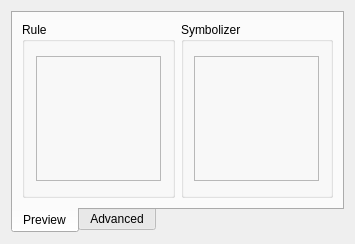
This is src/terralib/qt/widgets/se/ui/StyleControllerWidgetForm.ui in claudiobogossian/terralib5 as Qt 5 draws it before an edit. The edited form follows.
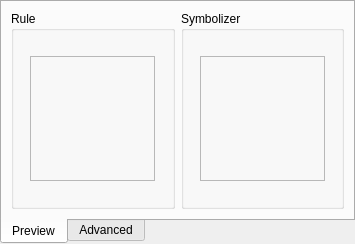
This is the edited form. The open tabs and pages were chosen to show the change.

Diff of the .ui file:
```diff
--- a/src/terralib/qt/widgets/se/ui/StyleControllerWidgetForm.ui
+++ b/src/terralib/qt/widgets/se/ui/StyleControllerWidgetForm.ui
@@ -14,6 +14,9 @@
    <string>Form</string>
   </property>
   <layout class="QGridLayout" name="gridLayout_4">
+   <property name="margin">
+    <number>0</number>
+   </property>
    <item row="0" column="0">
     <widget class="QTabWidget" name="m_tabWidget">
      <property name="tabPosition">
```
Left out of the diff: 3 changed lines with no effect on the pictures.
